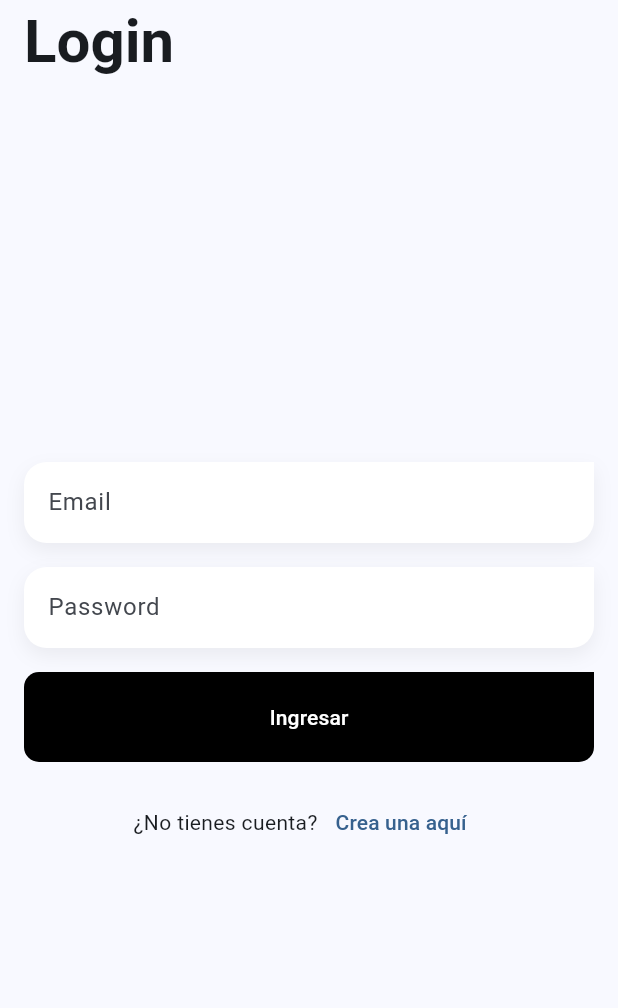
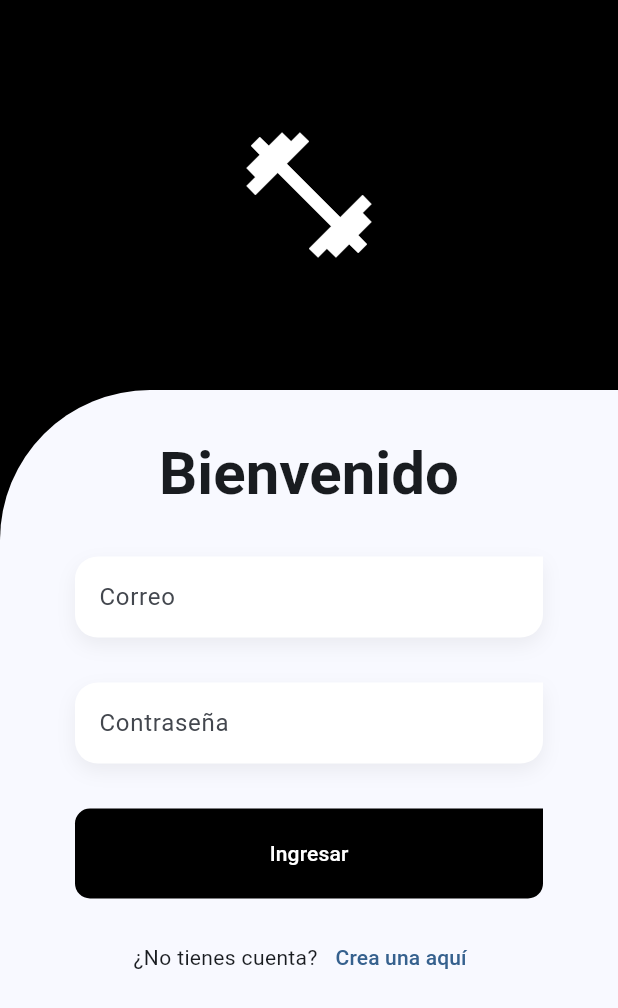
Before and after one commit to Isa-josep/time_to_train, a Flutter app: the screen it shows after launch, on a phone screen of 412 x 824 dp. Shown: the top 1008 px of the screen. Run offline on Flutter 3.47's test engine with Material 3 defaults, Android fonts, the phone set to English and light mode, and no system bars; our stand-ins replace animate_do, flutter_riverpod, go_router, google_fonts; missing offline and left inert: graphic; project files that could hold a hidden picture were left out.

Commit message:
login scrren casi terminada

```diff
--- a/lib/features/presentation/screens/login_screen.dart
+++ b/lib/features/presentation/screens/login_screen.dart
@@ -1,33 +1,92 @@
 import 'package:flutter/material.dart';
+import 'package:flutter_riverpod/flutter_riverpod.dart';
 import 'package:go_router/go_router.dart';
 import 'package:time_to_train/features/presentation/widgets.dart';
+
+
 
 class LoginScreen extends StatelessWidget {
   const LoginScreen({super.key});
 
   @override
   Widget build(BuildContext context) {
-    return Scaffold(
-      appBar: AppBar(
-        title: const Text('Login'),
+
+    final size = MediaQuery.of(context).size;
+    final scaffoldBackgroundColor = Theme.of(context).scaffoldBackgroundColor;
+
+    return GestureDetector(
+      onTap: () => FocusManager.instance.primaryFocus?.unfocus(),
+      child: Scaffold(
+        backgroundColor: Colors.black,
+        body: SingleChildScrollView(
+          physics: const ClampingScrollPhysics(),
+          child: Column(
+
+            crossAxisAlignment: CrossAxisAlignment.center,
+            children: [
+              const SizedBox( height: 80 ),
+              // Icon Banner
+              const Icon(
+                Icons.fitness_center,
+                color: Colors.white,
+                size: 100,
               ),
-      body:  Center(
-        child: Container(
-          padding: const EdgeInsets.all(16),
+              const SizedBox( height: 80 ),
+
+              Container(
+                height: size.height - 260, // 80 los dos sizebox y 100 el ícono
+
+                width: double.infinity,
+                decoration: BoxDecoration(
+                  color: scaffoldBackgroundColor,
+                  borderRadius: const BorderRadius.only(topLeft: Radius.circular(100)),
+                ),
+                child: const _LoginForm(),
+              )
+            ],
+          ),
+        )
+      ),
+    );
+  }
+}
+
+class _LoginForm extends ConsumerWidget {
+  const _LoginForm();
+
+  @override
+  Widget build(BuildContext context,ref) {
+
+   // final loginForm =ref.watch(loginFormProvider);
+
+    final textStyles = Theme.of(context).textTheme;
+
+    return Padding(
+      padding: const EdgeInsets.symmetric(horizontal: 50),
       child: Column(
-            mainAxisAlignment: MainAxisAlignment.center,
-            children: <Widget>[
+        children: [
+          const SizedBox( height: 30 ),
+          Text('Bienvenido', style: textStyles.titleLarge ),
+          const SizedBox( height: 30 ),
+
            const CustomTextFormField(
-                label: 'Email',
+            label: 'Correo',
             keyboardType: TextInputType.emailAddress,
+           // onChanged: ref.read(loginFormProvider.notifier).onEmailChanged,
+            //errorMessage: loginForm.isFormPosted ?
+           // loginForm.email.errorMessage : null,
           ),
-              const SizedBox(height: 16),
+          const SizedBox( height: 30 ),
+
            const CustomTextFormField(
-                label: 'Password',
+            label: 'Contraseña',
+            obscureText: true,
+            // onChanged: ref.read(loginFormProvider.notifier).onPasswordChanged,
+            // errorMessage: loginForm.isFormPosted ?
+            // loginForm.password.errorMessage: null,
+          ),
 
-                obscureText: true,
-              ),
-              const SizedBox(height: 16),
+          const SizedBox( height: 30 ),
 
           SizedBox(
             width: double.infinity,
@@ -37,39 +96,26 @@ class LoginScreen extends StatelessWidget {
               buttonColor: Colors.black,
               onPressed: (){
                 //ref.read(loginFormProvider.notifier).onFormSubmit();
+                context.push('/home_view'); //TODO: Cambiar por la ruta correcta
               },
             )
           ),
 
-
-              const SizedBox(height: 16),
-            //   HorizontalViewCard(
-            //     children: <Widget>[
-            //       ElevatedButton(
-            //         onPressed: () {},
-            //         child: const Text('Google'),
-            //       ),
-            //       ElevatedButton(
-            //         onPressed: () {},
-            //         child: const Text('Facebook'),
-            //       ),
-            //     ],
-            //   ),
+          const SizedBox( height: 15 ),
 
           Row(
             mainAxisAlignment: MainAxisAlignment.center,
             children: [
               const Text('¿No tienes cuenta?'),
               TextButton(
-                    onPressed: ()=> context.push('/register'),
+                onPressed: ()=> context.push('/register_screen'),
                 child: const Text('Crea una aquí')
               )
             ],
           ),
+          const Spacer( flex: 1),
         ],
       ),
-        ),
-      )
     );
   }
 }
```
Lines whose indentation alone changed are shown as unchanged.
